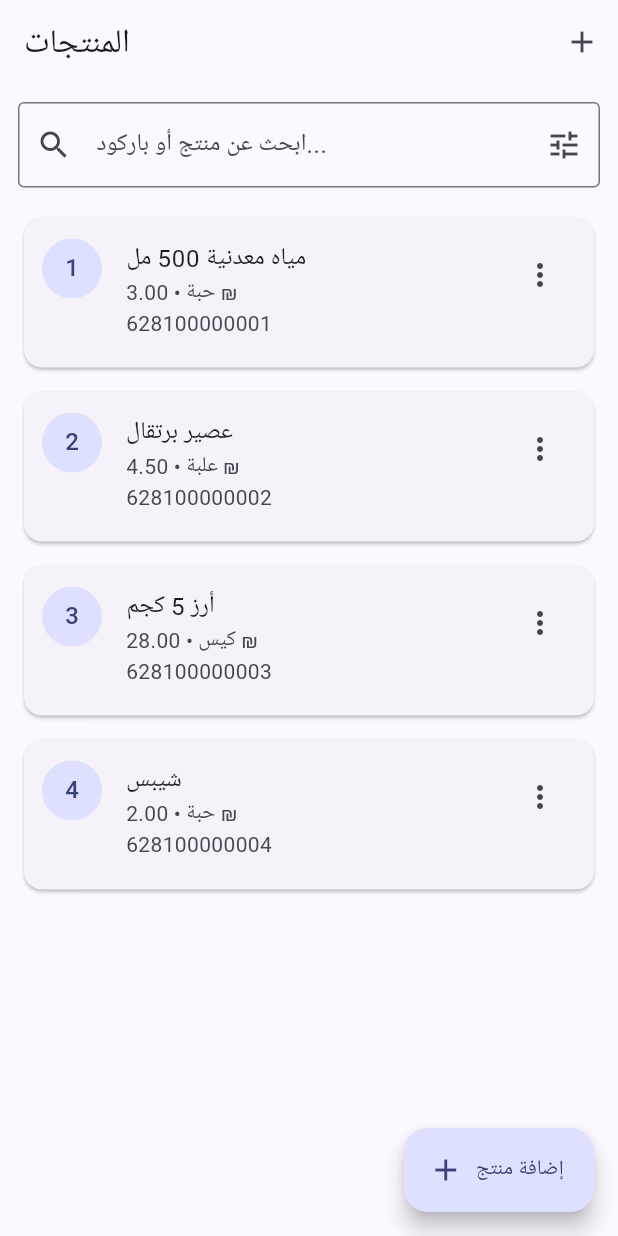
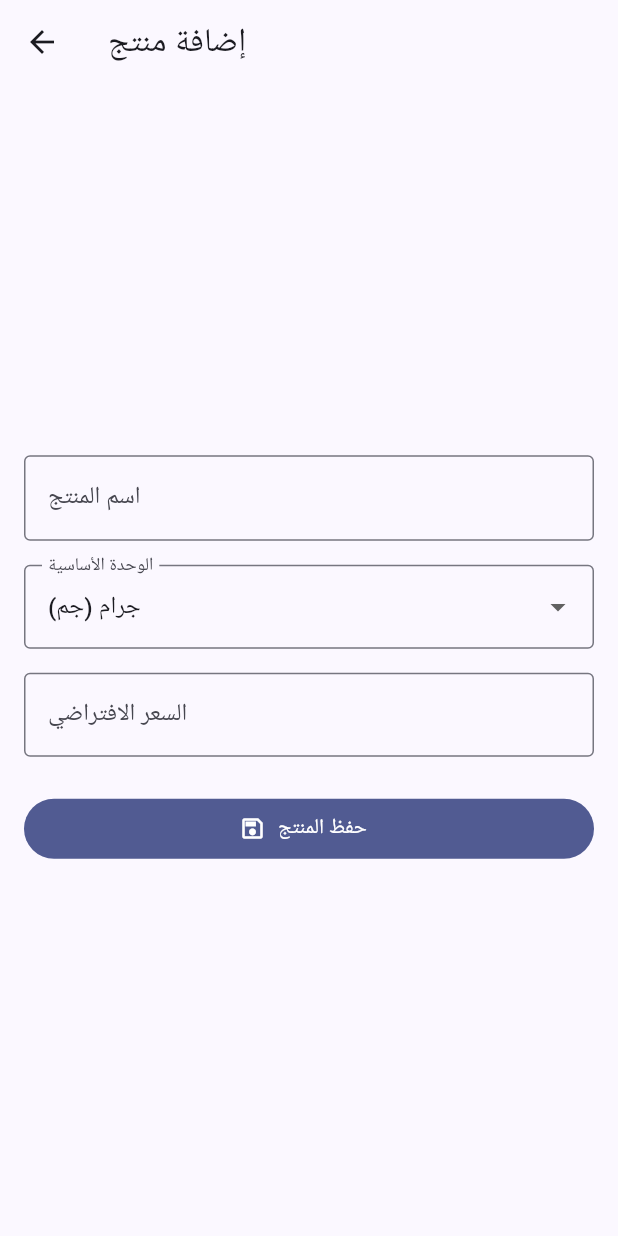
Before and after one commit to mohkhater/sales_management_system, a Flutter app: the screen it shows after launch, after a tap on the "add" icon, on a phone screen of 412 x 824 dp. Run offline on Flutter 3.47's test engine with Material 3 defaults, Android fonts, the phone set to English and light mode, and no system bars; our stand-ins replace sqflite; accounts and stored records are empty.

Commit message:
Complete product and unit persistence foundation

```diff
--- /dev/null
+++ b/lib/features/products/presentation/product_form_page.dart
@@ -0,0 +1,274 @@
+import 'package:flutter/material.dart';
+
+import '../../units/data/unit_model.dart';
+import '../../units/data/unit_repository.dart';
+import '../data/product_repository.dart';
+
+class ProductFormPage extends StatefulWidget {
+  const ProductFormPage({super.key});
+
+  @override
+  State<ProductFormPage> createState() => _ProductFormPageState();
+}
+
+class _ProductFormPageState extends State<ProductFormPage> {
+  final _formKey = GlobalKey<FormState>();
+
+  final _nameController = TextEditingController();
+  final _priceController = TextEditingController();
+
+  final UnitRepository _unitRepository = UnitRepository();
+  final ProductRepository _productRepository = ProductRepository();
+
+  List<Unit> _units = const [];
+  Unit? _selectedUnit;
+
+  bool _isLoadingUnits = true;
+  bool _isSaving = false;
+  String? _errorMessage;
+
+  @override
+  void initState() {
+    super.initState();
+    _loadUnits();
+  }
+
+  @override
+  void dispose() {
+    _nameController.dispose();
+    _priceController.dispose();
+    super.dispose();
+  }
+
+  Future<void> _loadUnits() async {
+    try {
+      final units = await _unitRepository.getAll(
+        activeOnly: true,
+      );
+
+      if (!mounted) {
+        return;
+      }
+
+      setState(() {
+        _units = units;
+        _selectedUnit = units.isNotEmpty ? units.first : null;
+        _isLoadingUnits = false;
+      });
+    } catch (error) {
+      if (!mounted) {
+        return;
+      }
+
+      setState(() {
+        _isLoadingUnits = false;
+        _errorMessage = 'تعذر تحميل الوحدات.';
+      });
+    }
+  }
+
+  Future<void> _save() async {
+    if (!_formKey.currentState!.validate()) {
+      return;
+    }
+
+    if (_selectedUnit == null) {
+      setState(() {
+        _errorMessage = 'يرجى اختيار الوحدة الأساسية.';
+      });
+      return;
+    }
+
+    final price = double.parse(
+      _priceController.text.trim(),
+    );
+
+    setState(() {
+      _isSaving = true;
+      _errorMessage = null;
+    });
+
+    try {
+      await _productRepository.insert(
+        name: _nameController.text.trim(),
+        baseUnitId: _selectedUnit!.id,
+        defaultPrice: price,
+      );
+
+      if (!mounted) {
+        return;
+      }
+
+      Navigator.of(context).pop(true);
+    } catch (error) {
+      if (!mounted) {
+        return;
+      }
+
+      setState(() {
+        _isSaving = false;
+        _errorMessage = 'تعذر حفظ المنتج.';
+      });
+    }
+  }
+
+  @override
+  Widget build(BuildContext context) {
+    final width = MediaQuery.sizeOf(context).width;
+    final isDesktop = width >= 900;
+
+    return Scaffold(
+      appBar: AppBar(
+        title: const Text('إضافة منتج'),
+      ),
+      body: Center(
+        child: SingleChildScrollView(
+          padding: EdgeInsets.all(isDesktop ? 32 : 16),
+          child: ConstrainedBox(
+            constraints: const BoxConstraints(
+              maxWidth: 700,
+            ),
+            child: _buildForm(),
+          ),
+        ),
+      ),
+    );
+  }
+
+  Widget _buildForm() {
+    if (_isLoadingUnits) {
+      return const Center(
+        child: CircularProgressIndicator(),
+      );
+    }
+
+    if (_errorMessage != null && _units.isEmpty) {
+      return Center(
+        child: Column(
+          mainAxisSize: MainAxisSize.min,
+          children: [
+            Text(_errorMessage!),
+            const SizedBox(height: 12),
+            FilledButton.icon(
+              onPressed: _loadUnits,
+              icon: const Icon(Icons.refresh),
+              label: const Text('إعادة المحاولة'),
+            ),
+          ],
+        ),
+      );
+    }
+
+    if (_units.isEmpty) {
+      return const Center(
+        child: Text('لا توجد وحدات نشطة متاحة.'),
+      );
+    }
+
+    return Form(
+      key: _formKey,
+      child: Column(
+        crossAxisAlignment: CrossAxisAlignment.stretch,
+        children: [
+          TextFormField(
+            controller: _nameController,
+            textInputAction: TextInputAction.next,
+            decoration: const InputDecoration(
+              labelText: 'اسم المنتج',
+              hintText: 'أدخل اسم المنتج',
+              border: OutlineInputBorder(),
+            ),
+            validator: (value) {
+              if (value == null || value.trim().isEmpty) {
+                return 'يرجى إدخال اسم المنتج';
+              }
+
+              return null;
+            },
+          ),
+          const SizedBox(height: 16),
+          DropdownButtonFormField<Unit>(
+            initialValue: _selectedUnit,
+            decoration: const InputDecoration(
+              labelText: 'الوحدة الأساسية',
+              border: OutlineInputBorder(),
+            ),
+            items: _units.map((unit) {
+              return DropdownMenuItem<Unit>(
+                value: unit,
+                child: Text(
+                  unit.symbol == null || unit.symbol!.isEmpty
+                      ? unit.name
+                      : '${unit.name} (${unit.symbol})',
+                ),
+              );
+            }).toList(),
+            onChanged: _isSaving
+                ? null
+                : (unit) {
+                    setState(() {
+                      _selectedUnit = unit;
+                    });
+                  },
+            validator: (value) {
+              if (value == null) {
+                return 'يرجى اختيار الوحدة الأساسية';
+              }
+
+              return null;
+            },
+          ),
+          const SizedBox(height: 16),
+          TextFormField(
+            controller: _priceController,
+            keyboardType: const TextInputType.numberWithOptions(
+              decimal: true,
+            ),
+            decoration: const InputDecoration(
+              labelText: 'السعر الافتراضي',
+              hintText: '0.00',
+              suffixText: '₪',
+              border: OutlineInputBorder(),
+            ),
+            validator: (value) {
+              if (value == null || value.trim().isEmpty) {
+                return 'يرجى إدخال السعر';
+              }
+
+              final price = double.tryParse(value.trim());
+
+              if (price == null || price < 0) {
+                return 'يرجى إدخال سعر صحيح';
+              }
+
+              return null;
+            },
+          ),
+          if (_errorMessage != null) ...[
+            const SizedBox(height: 16),
+            Text(
+              _errorMessage!,
+              textAlign: TextAlign.center,
+            ),
+          ],
+          const SizedBox(height: 24),
+          FilledButton.icon(
+            onPressed: _isSaving ? null : _save,
+            icon: _isSaving
+                ? const SizedBox(
+                    width: 18,
+                    height: 18,
+                    child: CircularProgressIndicator(
+                      strokeWidth: 2,
+                    ),
+                  )
+                : const Icon(Icons.save_outlined),
+            label: Text(
+              _isSaving ? 'جارٍ الحفظ...' : 'حفظ المنتج',
+            ),
+          ),
+        ],
+      ),
+    );
+  }
+}
--- a/lib/features/products/presentation/products_page.dart
+++ b/lib/features/products/presentation/products_page.dart
@@ -1,7 +1,69 @@
 import 'package:flutter/material.dart';
 
-class ProductsPage extends StatelessWidget {
+import '../data/product_model.dart';
+import '../data/product_repository.dart';
+import 'product_form_page.dart';
+
+class ProductsPage extends StatefulWidget {
   const ProductsPage({super.key});
+
+  @override
+  State<ProductsPage> createState() => _ProductsPageState();
+}
+
+class _ProductsPageState extends State<ProductsPage> {
+  final ProductRepository _repository = ProductRepository();
+
+  List<Product> _products = const [];
+  bool _isLoading = true;
+  String? _errorMessage;
+
+  @override
+  void initState() {
+    super.initState();
+    _loadProducts();
+  }
+
+  Future<void> _loadProducts() async {
+    setState(() {
+      _isLoading = true;
+      _errorMessage = null;
+    });
+
+    try {
+      final products = await _repository.getAll();
+
+      if (!mounted) {
+        return;
+      }
+
+      setState(() {
+        _products = products;
+        _isLoading = false;
+      });
+    } catch (error) {
+      if (!mounted) {
+        return;
+      }
+
+      setState(() {
+        _isLoading = false;
+        _errorMessage = 'تعذر تحميل المنتجات.';
+      });
+    }
+  }
+
+  Future<void> _openAddProduct() async {
+    final saved = await Navigator.of(context).push<bool>(
+      MaterialPageRoute(
+        builder: (_) => const ProductFormPage(),
+      ),
+    );
+
+    if (saved == true) {
+      await _loadProducts();
+    }
+  }
 
   @override
   Widget build(BuildContext context) {
@@ -16,14 +78,14 @@ class ProductsPage extends StatelessWidget {
             Padding(
               padding: const EdgeInsets.symmetric(horizontal: 16),
               child: FilledButton.icon(
-                onPressed: () {},
+                onPressed: _openAddProduct,
                 icon: const Icon(Icons.add),
                 label: const Text('إضافة منتج'),
               ),
             )
           else
             IconButton(
-              onPressed: () {},
+              onPressed: _openAddProduct,
               icon: const Icon(Icons.add),
               tooltip: 'إضافة منتج',
             ),
@@ -36,7 +98,7 @@ class ProductsPage extends StatelessWidget {
             _SearchBar(isDesktop: isDesktop),
             const SizedBox(height: 16),
             Expanded(
-              child: _ProductsList(isDesktop: isDesktop),
+              child: _buildProductsContent(isDesktop),
             ),
           ],
         ),
@@ -44,10 +106,46 @@ class ProductsPage extends StatelessWidget {
       floatingActionButton: isDesktop
           ? null
           : FloatingActionButton.extended(
-              onPressed: () {},
+              onPressed: _openAddProduct,
               icon: const Icon(Icons.add),
               label: const Text('إضافة منتج'),
             ),
+    );
+  }
+
+  Widget _buildProductsContent(bool isDesktop) {
+    if (_isLoading) {
+      return const Center(
+        child: CircularProgressIndicator(),
+      );
+    }
+
+    if (_errorMessage != null) {
+      return Center(
+        child: Column(
+          mainAxisSize: MainAxisSize.min,
+          children: [
+            Text(_errorMessage!),
+            const SizedBox(height: 12),
+            FilledButton.icon(
+              onPressed: _loadProducts,
+              icon: const Icon(Icons.refresh),
+              label: const Text('إعادة المحاولة'),
+            ),
+          ],
+        ),
+      );
+    }
+
+    if (_products.isEmpty) {
+      return const Center(
+        child: Text('لا توجد منتجات حاليًا.'),
+      );
+    }
+
+    return _ProductsList(
+      products: _products,
+      isDesktop: isDesktop,
     );
   }
 }
@@ -75,16 +173,13 @@ class _SearchBar extends StatelessWidget {
 }
 
 class _ProductsList extends StatelessWidget {
+  final List<Product> products;
   final bool isDesktop;
 
-  const _ProductsList({required this.isDesktop});
-
-  static const products = [
-    ('مياه معدنية 500 مل', '628100000001', 'حبة', '3.00'),
-    ('عصير برتقال', '628100000002', 'علبة', '4.50'),
-    ('أرز 5 كجم', '628100000003', 'كيس', '28.00'),
-    ('شيبس', '628100000004', 'حبة', '2.00'),
-  ];
+  const _ProductsList({
+    required this.products,
+    required this.isDesktop,
+  });
 
   @override
   Widget build(BuildContext context) {
@@ -101,9 +196,9 @@ class _ProductsList extends StatelessWidget {
               leading: CircleAvatar(
                 child: Text('${index + 1}'),
               ),
-              title: Text(product.$1),
+              title: Text(product.name),
               subtitle: Text(
-                'باركود: ${product.$2}  •  الوحدة: ${product.$3}',
+                'الوحدة الأساسية: ${product.baseUnitId}',
               ),
               trailing: SizedBox(
                 width: 180,
@@ -111,7 +206,7 @@ class _ProductsList extends StatelessWidget {
                   mainAxisAlignment: MainAxisAlignment.end,
                   children: [
                     Text(
-                      '${product.$4} ₪',
+                      '${product.defaultPrice.toStringAsFixed(2)} ₪',
                       style: Theme.of(context).textTheme.titleMedium,
                     ),
                     const SizedBox(width: 12),
@@ -149,11 +244,11 @@ class _ProductsList extends StatelessWidget {
             leading: CircleAvatar(
               child: Text('${index + 1}'),
             ),
-            title: Text(product.$1),
+            title: Text(product.name),
             subtitle: Text(
-              '${product.$3} • ${product.$4} ₪\n${product.$2}',
+              '${product.baseUnitId} • '
+              '${product.defaultPrice.toStringAsFixed(2)} ₪',
             ),
-            isThreeLine: true,
             trailing: PopupMenuButton<String>(
               onSelected: (value) {},
               itemBuilder: (context) => const [
--- /dev/null
+++ b/lib/features/units/data/unit_model.dart
@@ -0,0 +1,44 @@
+
+class Unit {
+  final String id;
+  final String name;
+  final String? symbol;
+  final String type;
+  final bool isActive;
+  final DateTime createdAt;
+  final DateTime updatedAt;
+
+  const Unit({
+    required this.id,
+    required this.name,
+    this.symbol,
+    required this.type,
+    required this.isActive,
+    required this.createdAt,
+    required this.updatedAt,
+  });
+
+  factory Unit.fromMap(Map<String, dynamic> map) {
+    return Unit(
+      id: map['id'] as String,
+      name: map['name'] as String,
+      symbol: map['symbol'] as String?,
+      type: map['type'] as String,
+      isActive: (map['is_active'] as int) == 1,
+      createdAt: DateTime.parse(map['created_at'] as String),
+      updatedAt: DateTime.parse(map['updated_at'] as String),
+    );
+  }
+
+  Map<String, dynamic> toMap() {
+    return {
+      'id': id,
+      'name': name,
+      'symbol': symbol,
+      'type': type,
+      'is_active': isActive ? 1 : 0,
+      'created_at': createdAt.toIso8601String(),
+      'updated_at': updatedAt.toIso8601String(),
+    };
+  }
+}
--- /dev/null
+++ b/lib/features/units/data/unit_repository.dart
@@ -0,0 +1,44 @@
+import '../../../data/database/app_database.dart';
+import 'unit_model.dart';
+
+class UnitRepository {
+  UnitRepository({
+    AppDatabase? database,
+  }) : _database = database ?? AppDatabase.instance;
+
+  final AppDatabase _database;
+
+  static const String _tableName = 'units';
+
+  Future<List<Unit>> getAll({
+    bool activeOnly = false,
+  }) async {
+    final db = await _database.database;
+
+    final rows = await db.query(
+      _tableName,
+      where: activeOnly ? 'is_active = ?' : null,
+      whereArgs: activeOnly ? [1] : null,
+      orderBy: 'name COLLATE NOCASE ASC',
+    );
+
+    return rows.map(Unit.fromMap).toList(growable: false);
+  }
+
+  Future<Unit?> getById(String id) async {
+    final db = await _database.database;
+
+    final rows = await db.query(
+      _tableName,
+      where: 'id = ?',
+      whereArgs: [id],
+      limit: 1,
+    );
+
+    if (rows.isEmpty) {
+      return null;
+    }
+
+    return Unit.fromMap(rows.first);
+  }
+}
--- a/pubspec.yaml
+++ b/pubspec.yaml
@@ -19,7 +19,7 @@ publish_to: 'none' # Remove this line if you wish to publish to pub.dev
 version: 1.0.0+1
 
 environment:
-  sdk: ^3.13.1
+  sdk: ^3.12.2
 
 # Dependencies specify other packages that your package needs in order to work.
 # To automatically upgrade your package dependencies to the latest versions
```
Also changed, not shown: pubspec.lock, 2 other files.
